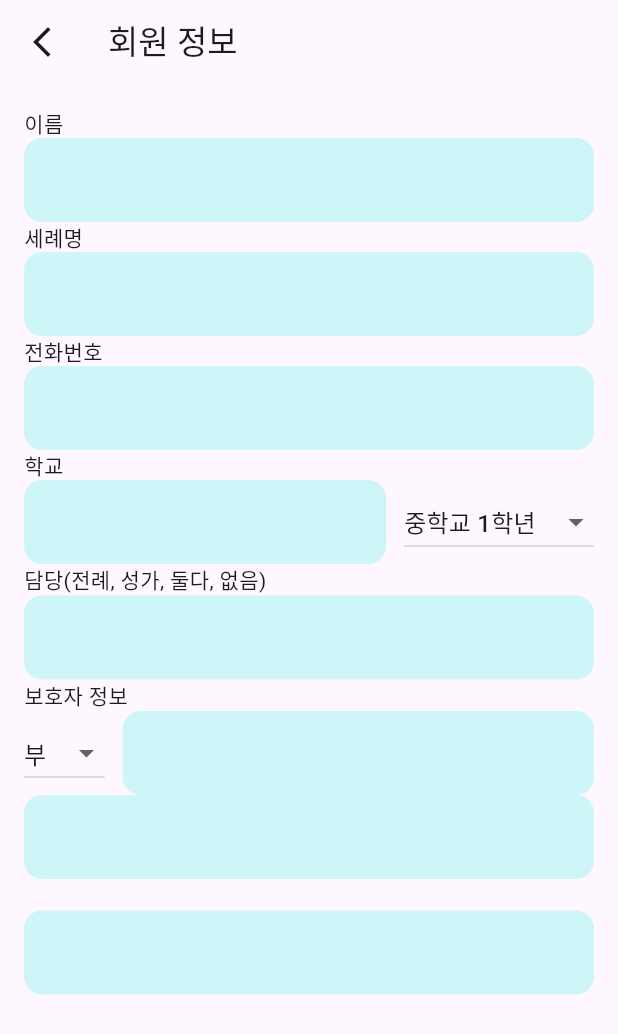
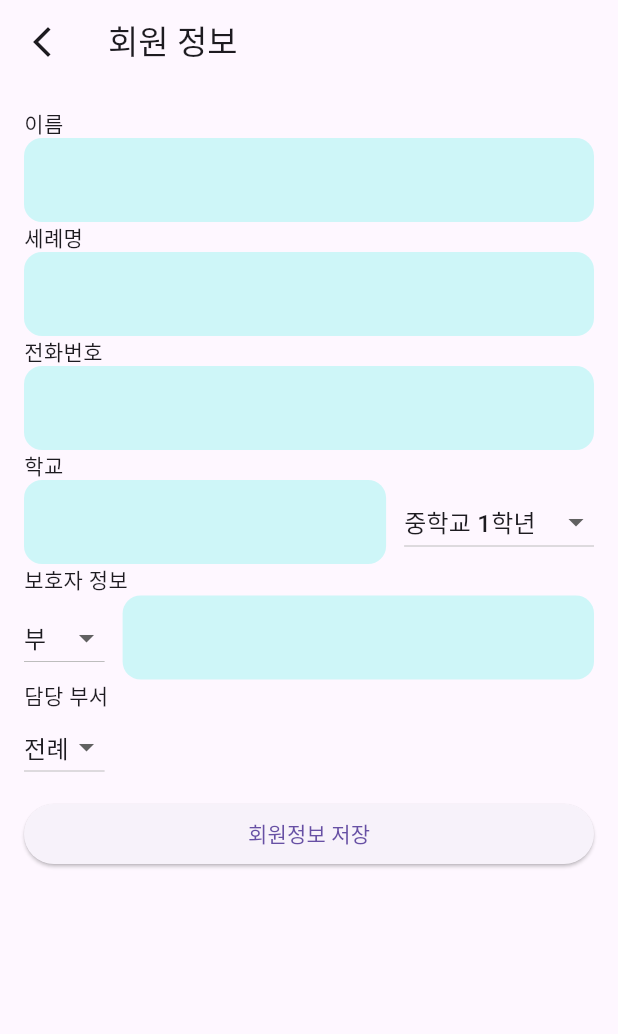
Before and after one commit to Dev-Combu/Do_dream_youth, a Flutter app: the SignUpInfo screen opened directly with empty values, on a phone screen of 412 x 824 dp. Shown: the top 1034 px of the screen. Run offline on Flutter 3.47's test engine with Material 3 defaults, Android fonts, the phone set to English and light mode, and no system bars; our stand-ins replace cloud_firestore, firebase_auth, firebase_core, flutter_riverpod, freezed_annotation, go_router and 1 more; accounts and stored records are empty.

Commit message:
[feat]Login, SignUp logic using email, pwd

```diff
--- /dev/null
+++ b/lib/data/source/user_info_data_source.dart
@@ -0,0 +1,6 @@
+import 'package:do_dream_youth/data/dto/user_info_dto.dart';
+
+abstract interface class UserInfoDataSource {
+  Future<void> createUserInfo(UserInfoDto userInfo);
+
+}
--- a/lib/domain/entity/user_info_entity.dart
+++ b/lib/domain/entity/user_info_entity.dart
@@ -1 +1,45 @@
-class UserInfoEntity {}
+// User Entity
+class UserInfoEntity {
+  final String role;
+  final String name;
+  final String christianName;
+  final String phoneNumber;
+  final String department;
+  final Profile profile;
+
+  UserInfoEntity({
+    required this.role,
+    required this.name,
+    required this.christianName,
+    required this.phoneNumber,
+    required this.department,
+    required this.profile
+  });
+}
+
+// 추상 프로필
+abstract class Profile {}
+
+class StudentProfileEntity implements Profile {
+  final String school;
+  final String grade;
+  final String guardian;
+  final String guardianPhoneNumber;
+
+  StudentProfileEntity({
+    required this.school,
+    required this.grade,
+    required this.guardian,
+    required this.guardianPhoneNumber,
+  });
+}
+
+class TeacherProfileEntity implements Profile {
+  final String grade;
+  final int careerYears;
+
+  TeacherProfileEntity({
+    required this.grade,
+    required this.careerYears,
+  });
+}
--- /dev/null
+++ b/lib/domain/repository/user_info_repository.dart
@@ -0,0 +1,5 @@
+import 'package:do_dream_youth/domain/entity/user_info_entity.dart';
+
+abstract interface class UserInfoRepository {
+  Future<void> createUserInfo(UserInfoEntity userInfo);
+}
--- a/lib/main.dart
+++ b/lib/main.dart
@@ -7,7 +7,7 @@ import 'package:flutter_riverpod/flutter_riverpod.dart';
 
 void main() async{
 
-    // .env로드 및 firebase 초기화
+    //firebase 초기화
   WidgetsFlutterBinding.ensureInitialized();
   await Firebase.initializeApp(options: DefaultFirebaseOptions.currentPlatform);
   runApp(ProviderScope(child: MyApp()));
--- a/lib/presentation/app/router.dart
+++ b/lib/presentation/app/router.dart
@@ -2,6 +2,7 @@ import 'package:do_dream_youth/presentation/ui/auth/login/login_page.dart';
 import 'package:do_dream_youth/presentation/ui/auth/userInfo/sign_up_info.dart';
 import 'package:do_dream_youth/presentation/ui/auth/sign_up/sign_up_page.dart';
 import 'package:do_dream_youth/presentation/ui/auth/sign_up/sign_up_role.dart';
+import 'package:do_dream_youth/presentation/ui/option/option_page.dart';
 import 'package:flutter/material.dart';
 import 'package:go_router/go_router.dart';
 
@@ -27,5 +28,6 @@ final router = GoRouter(
         return SignUpInfo(role: args['role']);
       },
     ),
+    GoRoute(path:'/options', builder: (context, state) => OptionPage(),)
   ],
 );
--- a/lib/presentation/ui/auth/login/login_page.dart
+++ b/lib/presentation/ui/auth/login/login_page.dart
@@ -77,8 +77,8 @@ class _LoginPageState extends State<LoginPage> {
                           emailController.clear();
                           pwdController.clear();
                           print('로그인 성공');
+                          context.go('/options');
                         });
-
                   },
                   child: Container(
                     decoration: BoxDecoration(
@@ -87,8 +87,7 @@ class _LoginPageState extends State<LoginPage> {
                     ),
                     child: Padding(
                       padding: const EdgeInsets.all(8.0),
-                      child: Text("로그인"
-                      ),
+                      child: Text("로그인"),
                     ),
                   ),
                 )
--- a/lib/presentation/ui/auth/userInfo/sign_up_info.dart
+++ b/lib/presentation/ui/auth/userInfo/sign_up_info.dart
@@ -1,16 +1,30 @@
+import 'dart:math';
+
+import 'package:do_dream_youth/domain/entity/user_info_entity.dart';
+import 'package:do_dream_youth/presentation/ui/auth/userInfo/user_info_provider.dart';
 import 'package:flutter/material.dart';
+import 'package:flutter_riverpod/flutter_riverpod.dart';
 import 'package:go_router/go_router.dart';
+import 'package:logger/logger.dart';
 
-class SignUpInfo extends StatefulWidget {
+class SignUpInfo extends ConsumerStatefulWidget {
   const SignUpInfo({super.key, required this.role});
   final String role;
 
   @override
-  State<SignUpInfo> createState() => _SignUpInfoState();
+  ConsumerState<SignUpInfo> createState() => _SignUpInfoState();
 }
 
-class _SignUpInfoState extends State<SignUpInfo> {
-  TextEditingController pwdController = TextEditingController();
+class _SignUpInfoState extends ConsumerState<SignUpInfo> {
+  Logger log = Logger();
+
+  TextEditingController nameController = TextEditingController();
+  TextEditingController csnameController = TextEditingController();
+  TextEditingController phoneController = TextEditingController();
+  TextEditingController departmentController = TextEditingController();
+  TextEditingController schoolController = TextEditingController();
+  TextEditingController gdphoneController = TextEditingController();
+  TextEditingController careerYearsController = TextEditingController();
 
   static List<String> grade = <String>[
     '중학교 1학년',
@@ -20,10 +34,46 @@ class _SignUpInfoState extends State<SignUpInfo> {
     '고등학교 2학년',
     '고등학교 3학년',
   ];
-  String dropdownValue = grade.first;
+  String gradeValue = grade.first;
+
+  static List<String> department = <String>[
+    '전례',
+    '성가',
+    '둘다',
+    '없음',
+  ];
+  String departmentValue = department.first;
 
   static List<String> guardian = <String>['부', '모', '기타'];
   String guardianValue = guardian.first;
+
+  Future<void> createUserInfo() async {
+    try {
+      await ref.read(userInfoRepositoryProvider).createUserInfo(
+        UserInfoEntity(
+          role: widget.role,
+          name: nameController.text,
+          christianName: csnameController.text,
+          phoneNumber: phoneController.text,
+          department: departmentValue,
+          profile: widget.role == 'teacher'
+              ? TeacherProfileEntity(
+                  grade: gradeValue,
+                  careerYears: int.parse(careerYearsController.text),
+                )
+              : StudentProfileEntity(
+                  school: schoolController.text,
+                  grade: gradeValue,
+                  guardian: guardianValue,
+                  guardianPhoneNumber: gdphoneController.text,
+                ),
+        ),
+      );
+      log.i("회원정보 생성 완료");
+    }catch (e) {
+      log.i("회원정보 생성 실패 : $e");
+    }
+  }
 
   @override
   Widget build(BuildContext context) {
@@ -47,24 +97,17 @@ class _SignUpInfoState extends State<SignUpInfo> {
                   crossAxisAlignment: CrossAxisAlignment.start,
                   children: [
                     Text("이름"),
-                    TextField(controller: pwdController),
+                    TextField(controller: nameController),
                     Text("세례명"),
-                    TextField(controller: pwdController),
+                    TextField(controller: csnameController),
                     Text("전화번호"),
-                    TextField(controller: pwdController),
+                    TextField(controller: phoneController),
                     if (widget.role == 'teacher') ...[
+                      Text("경력(년)"),
+                      TextField(controller: careerYearsController),
                       Text("담당 학년"),
-                      TextField(controller: pwdController),
-                      Text("담당 부서"),
-                      TextField(controller: pwdController),
-                    ] else ...[
-                      Text("학교"),
-                      Row(
-                        children: [
-                          Expanded(child: TextField(controller: pwdController)),
-                          SizedBox(width: 12),
-                          DropdownButton<String>(
-                            value: dropdownValue,
+                      DropdownButton<String>(
+                            value: gradeValue,
                             items: grade
                                 .map(
                                   (e) => DropdownMenuItem<String>(
@@ -74,14 +117,31 @@ class _SignUpInfoState extends State<SignUpInfo> {
                                 )
                                 .toList(),
                             onChanged: (String? v) {
-                              setState(() => dropdownValue = v!);
+                              setState(() => gradeValue = v!);
+                            },
+                          ),
+                    ] else ...[
+                      Text("학교"),
+                      Row(
+                        children: [
+                          Expanded(child: TextField(controller: schoolController)),
+                          SizedBox(width: 12),
+                          DropdownButton<String>(
+                            value: gradeValue,
+                            items: grade
+                                .map(
+                                  (e) => DropdownMenuItem<String>(
+                                    value: e,
+                                    child: Text(e),
+                                  ),
+                                )
+                                .toList(),
+                            onChanged: (String? v) {
+                              setState(() => gradeValue = v!);
                             },
                           ),
                         ],
                       ),
-
-                      Text("담당(전례, 성가, 둘다, 없음)"),
-                      TextField(controller: pwdController),
                       Text("보호자 정보"),
                       Row(
                         children: [
@@ -100,15 +160,33 @@ class _SignUpInfoState extends State<SignUpInfo> {
                             },
                           ),
                           SizedBox(width: 12),
-                          Expanded(child: TextField(controller: pwdController)),
+                          Expanded(child: TextField(controller: gdphoneController)),
                         ],
                       ),
-                      TextField(controller: pwdController),
                     ],
-                    Text(""),
-                    TextField(controller: pwdController),
+                    Text("담당 부서"),
+                      DropdownButton<String>(
+                            value: departmentValue,
+                            items: department
+                                .map(
+                                  (e) => DropdownMenuItem<String>(
+                                    value: e,
+                                    child: Text(e),
+                                  ),
+                                )
+                                .toList(),
+                            onChanged: (String? v) {
+                              setState(() => departmentValue = v!);
+                            },
+                          ),
                   ],
                 ),
+                  SizedBox(height: 10),
+                  ElevatedButton(
+                    onPressed: () {
+                      createUserInfo().then((value) => context.go('/option'));
+                    }, child: Text("회원정보 저장"),
+                  ),
               ],
             ),
           ),
--- a/pubspec.yaml
+++ b/pubspec.yaml
@@ -37,7 +37,7 @@ dependencies:
   go_router: ^16.2.1
   flutter_riverpod: ^2.6.1
   firebase_core: ^4.0.0
-  cloud_firestore: ^6.0.0
+  cloud_firestore: ^6.0.1
   firebase_core_platform_interface: ^6.0.0
   firebase_auth: ^6.0.1
   freezed: ^3.0.4
```
Also changed, not shown: lib/data/dto/user_info_dto.dart (+5 -6 lines), lib/data/repository_impl/user_info_repository_impl.dart (added, +43 -0 lines), lib/data/source/user_info_data_source_impl.dart (added, +35 -0 lines), lib/domain/usecase/user_info_usecase.dart (added, +11 -0 lines), lib/presentation/ui/auth/userInfo/user_info_provider.dart (added, +20 -0 lines), lib/presentation/ui/auth/userInfo/user_info_view_model.dart (added, +20 -0 lines), lib/presentation/ui/option/option_page.dart (added, +17 -0 lines), lib/data/dto/user_info_dto.freezed.dart, lib/data/dto/user_info_dto.g.dart. Lines whose indentation alone changed are shown as unchanged.
